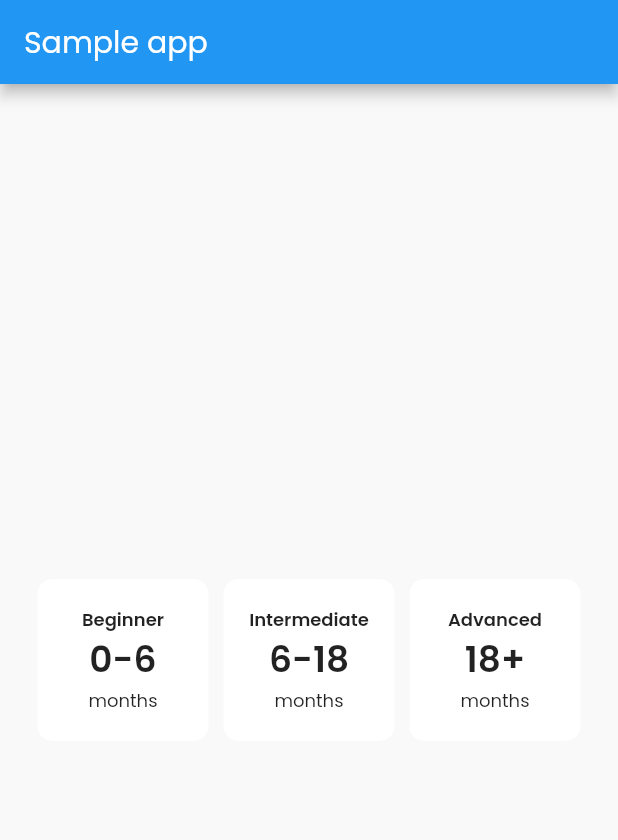
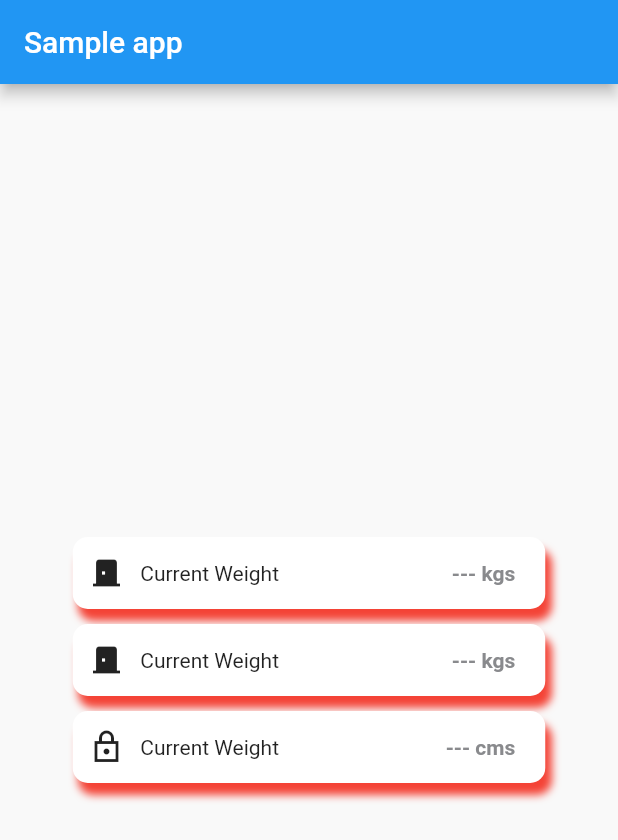
Before and after one commit to Askarb/flutterui, a Flutter app: the screen it shows after launch, on a phone screen of 412 x 824 dp. Shown: the top 840 px of the screen. Run offline on Flutter 3.47's test engine with Material 2 defaults, Android fonts, the phone set to English and light mode, and no system bars.

Commit message:
jan_16_cl_gesture_detector_animation

```diff
--- /dev/null
+++ b/lib/cw_jan_16.dart
@@ -0,0 +1,127 @@
+import 'package:flutter/material.dart';
+
+class ClJan16 extends StatefulWidget {
+  const ClJan16({super.key});
+
+  @override
+  State<ClJan16> createState() => _ClJan16State();
+}
+
+class _ClJan16State extends State<ClJan16> {
+  @override
+  Widget build(BuildContext context) {
+    return MaterialApp(
+      debugShowCheckedModeBanner: false,
+      home: Scaffold(
+        backgroundColor: Color(0xffF9F9F9),
+        appBar: AppBar(
+          title: const Text("Sample app"),
+        ),
+        body: Center(
+          child: Column(
+            mainAxisAlignment: MainAxisAlignment.center,
+            children: [
+              MyRow(
+                icon: const Icon(Icons.door_back_door),
+                str: 'kgs',
+              ),
+              SizedBox(
+                height: 10,
+              ),
+              MyRow(
+                icon: const Icon(Icons.door_back_door),
+                str: 'kgs',
+              ),
+              SizedBox(
+                height: 10,
+              ),
+              MyRow(
+                icon: const Icon(Icons.lock_outline_sharp),
+                str: 'cms',
+              ),
+            ],
+          ),
+        ),
+      ),
+    );
+  }
+}
+
+class MyRow extends StatefulWidget {
+  final Icon icon;
+  final String str;
+  List boxShadow = <BoxShadow>[];
+  bool isShowed = true;
+  List<BoxShadow> getBoxShadow() {
+    return isShowed
+        ? [
+            const BoxShadow(
+              color: Colors.red,
+              blurRadius: 4,
+              offset: Offset(4, 8), // Shadow position
+            )
+          ]
+        : [];
+  }
+
+  MyRow({
+    Key? key,
+    required this.icon,
+    required this.str,
+  });
+
+  @override
+  State<MyRow> createState() => _MyRowState();
+}
+
+class _MyRowState extends State<MyRow> {
+  @override
+  Widget build(BuildContext context) {
+    return InkWell(
+      onTap: () {
+        setState(() {
+          widget.isShowed = !widget.isShowed;
+        });
+      },
+      child: AnimatedContainer(
+        duration: const Duration(milliseconds: 500),
+        decoration: BoxDecoration(
+          borderRadius: BorderRadius.circular(10),
+          color: Colors.white,
+          boxShadow: widget.getBoxShadow(),
+        ),
+        height: 48,
+        width: 315,
+        child: Row(
+          crossAxisAlignment: CrossAxisAlignment.center,
+          children: [
+            SizedBox(
+              width: 45,
+              child: widget.icon,
+            ),
+            const Expanded(
+              child: Text(
+                "Current Weight",
+                style: TextStyle(
+                  fontWeight: FontWeight.w400,
+                  fontSize: 14,
+                ),
+              ),
+            ),
+            Text(
+              "--- ${widget.str}",
+              textAlign: TextAlign.right,
+              style: const TextStyle(
+                  fontWeight: FontWeight.w600,
+                  fontSize: 14,
+                  color: Color(0xff898A8D)),
+            ),
+            const SizedBox(
+              width: 20,
+            )
+          ],
+        ),
+      ),
+    );
+  }
+}
--- a/lib/main.dart
+++ b/lib/main.dart
@@ -4,6 +4,7 @@ import 'package:classwork/hw_jan_6.dart';
 import 'package:classwork/hw_jan_9.dart';
 import 'package:flutter/material.dart';
 
+import 'cw_jan_16.dart';
 import 'hw_jan_16.dart';
 
 void main() {
@@ -11,6 +12,7 @@ void main() {
   // const app = ClJan9();
   // const app = MyAppJan10();
   // const app = MyAppJan11();
-  const app = HWJan16();
+  // const app = HWJan16();
+  const app = ClJan16();
   runApp(app);
 }
```
